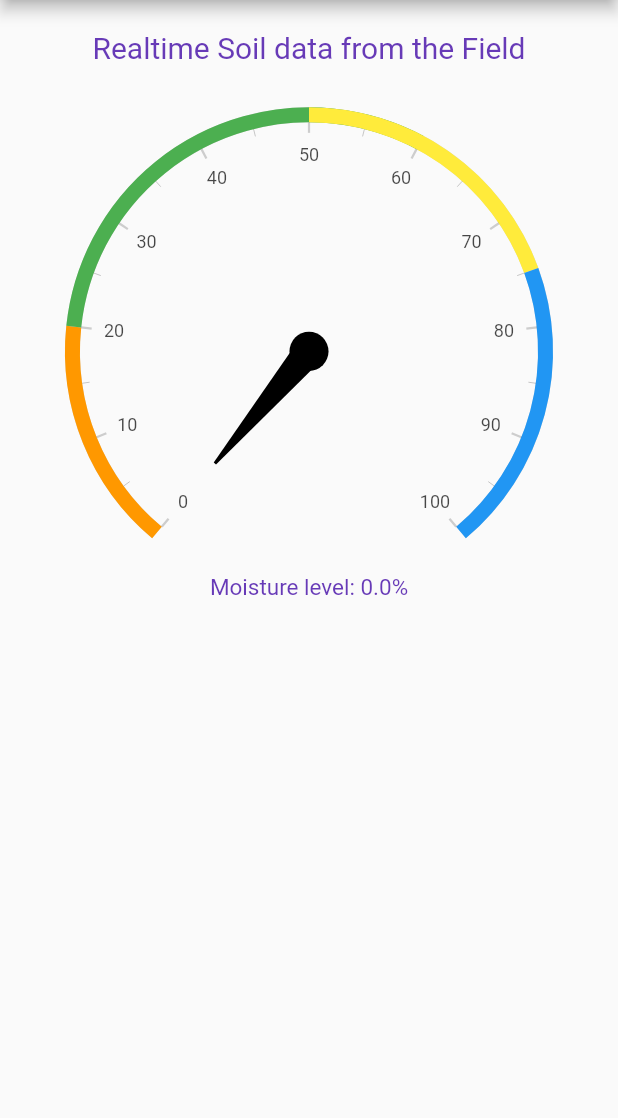
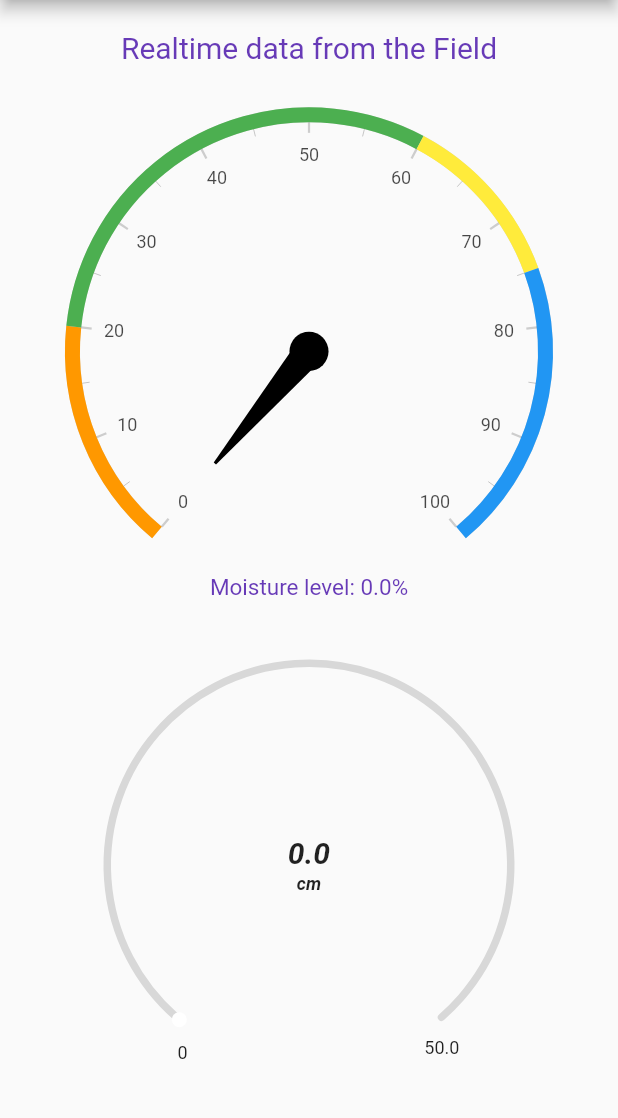
Before and after one commit to Maheash/SIMS, a Flutter app: the HomeScreen screen opened directly, on a phone screen of 412 x 824 dp, the part 84-1202 px from its top. Run offline on Flutter 3.47's test engine with Material 2 defaults, Android fonts, the phone set to English and light mode, and no system bars; drawn by our look-alikes of firebase_database, syncfusion_flutter_gauges; our stand-ins replace firebase_auth, firebase_core, fluttertoast; missing offline and left inert: dart:ffi; accounts and stored records are empty.

Commit message:
water level monitor added

```diff
--- a/sims_app/lib/UI/screens/home_screen.dart
+++ b/sims_app/lib/UI/screens/home_screen.dart
@@ -20,26 +20,18 @@ class HomeScreen extends StatefulWidget {
 class _HomeScreenState extends State<HomeScreen> {
   bool loading = false;
   final auth = FirebaseAuth.instance;
-  final ref = FirebaseDatabase.instance.ref('realtimeSoilData/Test');
-  final _valRef = FirebaseDatabase.instance.ref('realtimeSoilData/Test/S2');
+  final ref = FirebaseDatabase.instance
+      .ref('realtimeSoilData/l3ghZjCm9Rf2F8LChrT2YaWZvOI3/Water Distance');
+  final _valRef = FirebaseDatabase.instance
+      .ref('realtimeSoilData/l3ghZjCm9Rf2F8LChrT2YaWZvOI3/Soil Moisture');
   double soilMoisture = 0;
-  int value = 0;
+  double waterDistance = 0;
+  double tankCapacity = 50; //cm
+  double value = 0;
 
   void initState() {
     super.initState();
-    // _activateListeners();
   }
-
-  // _activateListeners() {
-  //   ref.child('realtimeSoilData/Test/S2').onValue.listen((event) {
-  //     final value = event.snapshot.value;
-  //     debugPrint("$value");
-  //     setState(() {
-  //       soilMoisture = double.parse("$value");
-  //       debugPrint("$soilMoisture");
-  //     });
-  //   });
-  // }
 
   @override
   Widget build(BuildContext context) {
@@ -71,13 +63,13 @@ class _HomeScreenState extends State<HomeScreen> {
               height: 20,
             ),
             const Text(
-              "Realtime Soil data from the Field",
+              "Realtime data from the Field",
               style: TextStyle(color: Colors.deepPurple, fontSize: 20),
             ),
             const SizedBox(height: 20),
             Expanded(
                 child: StreamBuilder(
-              stream: ref.onValue,
+              stream: _valRef.onValue,
               builder: (context, AsyncSnapshot<DatabaseEvent> snapshot) {
                 if (!snapshot.hasData) {
                   return CircularProgressIndicator();
@@ -92,7 +84,7 @@ class _HomeScreenState extends State<HomeScreen> {
                   _valRef.onValue.listen((event) {
                     soilMoisture =
                         double.parse(event.snapshot.value.toString());
-                        debugPrint("$soilMoisture");
+                    debugPrint("Moisture: $soilMoisture");
                   });
 
                   return SfRadialGauge(
@@ -113,7 +105,7 @@ class _HomeScreenState extends State<HomeScreen> {
                             color: Colors.green,
                           ),
                           GaugeRange(
-                            startValue: 50,
+                            startValue: 60,
                             endValue: 75,
                             color: Colors.yellow,
                           ),
@@ -142,20 +134,105 @@ class _HomeScreenState extends State<HomeScreen> {
               },
             )),
             Expanded(
-              child: FirebaseAnimatedList(
-                  query: ref,
-                  defaultChild: Text("loading"),
-                  itemBuilder:
-                      (BuildContext context, snapshot, animation, index) {
-                    return ListTile(
-                      // ignore: unnecessary_const
-                      // title: Text(
-                      //   // "Realtime Data from the field",
-                      title: Text("${snapshot.child('S1').value}"),
-                      subtitle: Text("${snapshot.child('S2').value}"),
-                    );
-                  }),
-            ),
+                child: StreamBuilder(
+              stream: ref.onValue,
+              builder: (context, AsyncSnapshot<DatabaseEvent> snapshot) {
+                if (!snapshot.hasData) {
+                  return CircularProgressIndicator();
+                } else {
+                  ref.onValue.listen((event) {
+                    waterDistance =
+                        double.parse(event.snapshot.value.toString());
+                    // value = tankCapacity - waterDistance;
+                    // waterDistance = value;
+                    debugPrint("Water left: $waterDistance");
+                  });
+
+                  return SfRadialGauge(axes: <RadialAxis>[
+                    RadialAxis(
+                        showLabels: false,
+                        showTicks: false,
+                        radiusFactor: 0.8,
+                        maximum: tankCapacity,
+                        axisLineStyle: const AxisLineStyle(
+                            cornerStyle: CornerStyle.startCurve, thickness: 5),
+                        annotations: <GaugeAnnotation>[
+                          GaugeAnnotation(
+                              angle: 90,
+                              widget: Column(
+                                mainAxisSize: MainAxisSize.min,
+                                children: <Widget>[
+                                  Text('$waterDistance',
+                                      style: TextStyle(
+                                          fontWeight: FontWeight.bold,
+                                          fontStyle: FontStyle.italic,
+                                          fontSize: 20)),
+                                  Padding(
+                                    padding:
+                                        const EdgeInsets.fromLTRB(0, 2, 0, 0),
+                                    child: Text(
+                                      'cm',
+                                      style: TextStyle(
+                                          fontWeight: FontWeight.bold,
+                                          fontStyle: FontStyle.italic,
+                                          fontSize: 12),
+                                    ),
+                                  )
+                                ],
+                              )),
+                          GaugeAnnotation(
+                            angle: 124,
+                            positionFactor: 1.1,
+                            widget: Text('0', style: TextStyle(fontSize: 12)),
+                          ),
+                          GaugeAnnotation(
+                            angle: 54,
+                            positionFactor: 1.1,
+                            widget: Text('$tankCapacity',
+                                style: TextStyle(fontSize: 12)),
+                          ),
+                        ],
+                        pointers: <GaugePointer>[
+                          RangePointer(
+                            value: waterDistance,
+                            width: 18,
+                            pointerOffset: -6,
+                            cornerStyle: CornerStyle.bothCurve,
+                            color: Color.fromARGB(255, 79, 180, 243),
+                            gradient: SweepGradient(colors: <Color>[
+                              Color.fromARGB(255, 79, 180, 243),
+                              Color.fromARGB(255, 78, 164, 245)
+                            ], stops: <double>[
+                              0.25,
+                              0.75
+                            ]),
+                          ),
+                          MarkerPointer(
+                            value: waterDistance,
+                            color: Colors.white,
+                            markerType: MarkerType.circle,
+                          ),
+                        ])
+                  ]);
+                }
+              },
+            )),
+
+            // Expanded(
+            //   child: FirebaseAnimatedList(
+            //       query: _valRef,
+            //       defaultChild: Text("loading"),
+            //       itemBuilder:
+            //           (BuildContext context, snapshot, animation, index) {
+            //         return ListTile(
+            //           // ignore: unnecessary_const
+            //           // title: Text(
+            //           //   // "Realtime Data from the field",
+            //           title: Text("${snapshot.child('S1').value}"),
+            //           subtitle: Text("${snapshot.child('S2').value}"),
+            //         );
+            //       }),
+            // ),
             const SizedBox(
               height: 20,
             )
```
Also changed, not shown: sims_app/lib/UI/auth/user_info.dart (added), sims_app/pubspec.yaml (line endings or trailing spaces).
